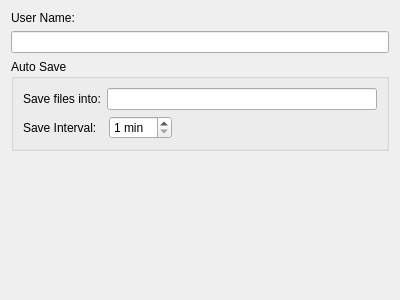
First picture: the form in App/Settings/GeneralSettingsPanel.ui, repository FelixdelasPozas/EspINA, before the edit.
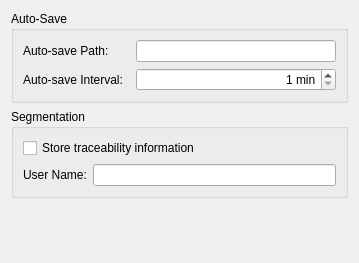
Second picture: the form after the edit.

Commit message: Add settings.ini to seg files. Add traceability settings.

What changed in the file:
```diff
--- a/App/Settings/GeneralSettingsPanel.ui
+++ b/App/Settings/GeneralSettingsPanel.ui
@@ -6,83 +6,107 @@
    <rect>
     <x>0</x>
     <y>0</y>
-    <width>400</width>
-    <height>300</height>
+    <width>359</width>
+    <height>263</height>
    </rect>
   </property>
   <property name="windowTitle">
    <string>Form</string>
   </property>
-  <layout class="QVBoxLayout" name="verticalLayout">
-   <item>
-    <widget class="QLabel" name="label">
-     <property name="text">
-      <string>User Name:</string>
-     </property>
-    </widget>
-   </item>
-   <item>
-    <widget class="QLineEdit" name="userName"/>
-   </item>
+  <layout class="QVBoxLayout" name="verticalLayout_2">
    <item>
     <widget class="QGroupBox" name="groupBox">
      <property name="title">
-      <string>Auto Save</string>
+      <string>Auto-Save</string>
      </property>
-     <layout class="QVBoxLayout" name="verticalLayout_2">
+     <layout class="QGridLayout" name="gridLayout">
+      <item row="0" column="0">
+       <widget class="QLabel" name="label_3">
+        <property name="toolTip">
+         <string>Path where temporal auto-save files are stored</string>
+        </property>
+        <property name="text">
+         <string>Auto-save Path:</string>
+        </property>
+       </widget>
+      </item>
+      <item row="1" column="0" colspan="2">
+       <widget class="QLabel" name="label_2">
+        <property name="toolTip">
+         <string>Time interval at which auto-saves are performed</string>
+        </property>
+        <property name="text">
+         <string>Auto-save Interval:  </string>
+        </property>
+       </widget>
+      </item>
+      <item row="0" column="2">
+       <widget class="QLineEdit" name="autosavePath">
+        <property name="toolTip">
+         <string>Path where temporal auto-save files are stored</string>
+        </property>
+        <property name="text">
+         <string/>
+        </property>
+       </widget>
+      </item>
+      <item row="1" column="2">
+       <widget class="QSpinBox" name="autosaveInterval">
+        <property name="toolTip">
+         <string>Time interval at which auto-saves are performed</string>
+        </property>
+        <property name="alignment">
+         <set>Qt::AlignRight|Qt::AlignTrailing|Qt::AlignVCenter</set>
+        </property>
+        <property name="suffix">
+         <string> min</string>
+        </property>
+        <property name="minimum">
+         <number>1</number>
+        </property>
+        <property name="maximum">
+         <number>60</number>
+        </property>
+       </widget>
+      </item>
+     </layout>
+    </widget>
+   </item>
+   <item>
+    <widget class="QGroupBox" name="groupBox_2">
+     <property name="title">
+      <string>Segmentation</string>
+     </property>
+     <layout class="QVBoxLayout" name="verticalLayout">
       <item>
-       <layout class="QHBoxLayout" name="horizontalLayout_2">
-        <item>
-         <widget class="QLabel" name="label_3">
-          <property name="text">
-           <string>Save files into:</string>
-          </property>
-         </widget>
-        </item>
-        <item>
-         <widget class="QLineEdit" name="autosavePath">
-          <property name="text">
-           <string/>
-          </property>
-         </widget>
-        </item>
-       </layout>
+       <widget class="QCheckBox" name="traceabilty">
+        <property name="toolTip">
+         <string>Store all information needed to repeat the analysis inside the .seg files</string>
+        </property>
+        <property name="text">
+         <string>Store traceability information</string>
+        </property>
+       </widget>
       </item>
       <item>
-       <layout class="QHBoxLayout" name="horizontalLayout">
+       <layout class="QHBoxLayout" name="horizontalLayout_3">
         <item>
-         <widget class="QLabel" name="label_2">
+         <widget class="QLabel" name="label">
+          <property name="toolTip">
+           <string/>
+          </property>
           <property name="text">
-           <string>Save Interval:  </string>
+           <string>User Name:</string>
           </property>
          </widget>
         </item>
         <item>
-         <widget class="QSpinBox" name="autosaveInterval">
-          <property name="suffix">
-           <string> min</string>
+         <widget class="QLineEdit" name="userName">
+          <property name="toolTip">
+           <string/>
           </property>
-          <property name="minimum">
-           <number>1</number>
-          </property>
-          <property name="maximum">
-           <number>60</number>
-          </property>
          </widget>
         </item>
-        <item>
-         <spacer name="horizontalSpacer">
-          <property name="orientation">
-           <enum>Qt::Horizontal</enum>
-          </property>
-          <property name="sizeHint" stdset="0">
-           <size>
-            <width>40</width>
-            <height>20</height>
-           </size>
-          </property>
-         </spacer>
-        </item>
        </layout>
       </item>
      </layout>
```
The commit also changes 14 other files.
